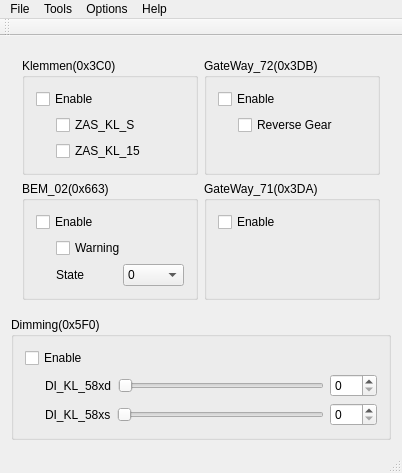
Above: main/ui/mainwindow.ui from f0ghua/ecuEmulator before the change. Below: the same form after it.
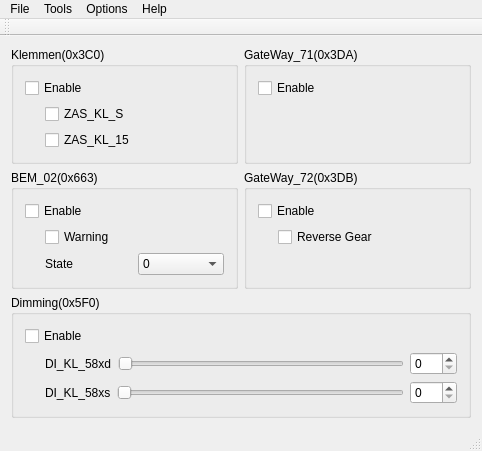
That is the form after the change.

Commit message: ! change font size

Patch:
```diff
--- a/main/ui/mainwindow.ui
+++ b/main/ui/mainwindow.ui
@@ -6,8 +6,8 @@
    <rect>
     <x>0</x>
     <y>0</y>
-    <width>402</width>
-    <height>421</height>
+    <width>482</width>
+    <height>400</height>
    </rect>
   </property>
   <property name="windowTitle">
@@ -16,9 +16,6 @@
   <widget class="QWidget" name="centralWidget">
    <layout class="QGridLayout" name="gridLayout_2">
     <item row="0" column="0">
-     <widget class="QWidget" name="widget" native="true">
-      <layout class="QGridLayout" name="gridLayout_3">
-       <item row="0" column="0">
         <widget class="QGroupBox" name="groupBox">
          <property name="title">
           <string>Klemmen(0x3C0)</string>
@@ -100,14 +97,14 @@
          </layout>
         </widget>
        </item>
-       <item row="0" column="2">
-        <widget class="QGroupBox" name="groupBox_4">
+    <item row="0" column="1">
+     <widget class="QGroupBox" name="groupBox_3">
          <property name="title">
-          <string>GateWay_72(0x3DB)</string>
-         </property>
-         <layout class="QVBoxLayout" name="verticalLayout_4">
+       <string>GateWay_71(0x3DA)</string>
+      </property>
+      <layout class="QVBoxLayout" name="verticalLayout_3">
           <item>
-           <widget class="QCheckBox" name="cbEnable0x3DB">
+        <widget class="QCheckBox" name="cbEnable0x3DA">
             <property name="sizePolicy">
              <sizepolicy hsizetype="Preferred" vsizetype="Preferred">
               <horstretch>0</horstretch>
@@ -126,34 +123,7 @@
            </widget>
           </item>
           <item>
-           <layout class="QHBoxLayout" name="horizontalLayout_6">
-            <item>
-             <spacer name="horizontalSpacer_6">
-              <property name="orientation">
-               <enum>Qt::Horizontal</enum>
-              </property>
-              <property name="sizeType">
-               <enum>QSizePolicy::Fixed</enum>
-              </property>
-              <property name="sizeHint" stdset="0">
-               <size>
-                <width>20</width>
-                <height>20</height>
-               </size>
-              </property>
-             </spacer>
-            </item>
-            <item>
-             <widget class="QCheckBox" name="cbSigBCM_Rueckfahrlicht_Anf">
-              <property name="text">
-               <string>Reverse Gear</string>
-              </property>
-             </widget>
-            </item>
-           </layout>
-          </item>
-          <item>
-           <spacer name="verticalSpacer">
+        <spacer name="verticalSpacer_2">
             <property name="orientation">
              <enum>Qt::Vertical</enum>
             </property>
@@ -294,14 +264,14 @@
          </layout>
         </widget>
        </item>
-       <item row="1" column="2">
-        <widget class="QGroupBox" name="groupBox_3">
+    <item row="1" column="1">
+     <widget class="QGroupBox" name="groupBox_4">
          <property name="title">
-          <string>GateWay_71(0x3DA)</string>
-         </property>
-         <layout class="QVBoxLayout" name="verticalLayout_3">
+       <string>GateWay_72(0x3DB)</string>
+      </property>
+      <layout class="QVBoxLayout" name="verticalLayout_4">
           <item>
-           <widget class="QCheckBox" name="cbEnable0x3DA">
+        <widget class="QCheckBox" name="cbEnable0x3DB">
             <property name="sizePolicy">
              <sizepolicy hsizetype="Preferred" vsizetype="Preferred">
               <horstretch>0</horstretch>
@@ -320,7 +290,34 @@
            </widget>
           </item>
           <item>
-           <spacer name="verticalSpacer_2">
+        <layout class="QHBoxLayout" name="horizontalLayout_6">
+         <item>
+          <spacer name="horizontalSpacer_6">
+           <property name="orientation">
+            <enum>Qt::Horizontal</enum>
+           </property>
+           <property name="sizeType">
+            <enum>QSizePolicy::Fixed</enum>
+           </property>
+           <property name="sizeHint" stdset="0">
+            <size>
+             <width>20</width>
+             <height>20</height>
+            </size>
+           </property>
+          </spacer>
+         </item>
+         <item>
+          <widget class="QCheckBox" name="cbSigBCM_Rueckfahrlicht_Anf">
+           <property name="text">
+            <string>Reverse Gear</string>
+           </property>
+          </widget>
+         </item>
+        </layout>
+       </item>
+       <item>
+        <spacer name="verticalSpacer">
             <property name="orientation">
              <enum>Qt::Vertical</enum>
             </property>
@@ -335,10 +332,7 @@
          </layout>
         </widget>
        </item>
-      </layout>
-     </widget>
-    </item>
-    <item row="1" column="0">
+    <item row="2" column="0" colspan="2">
      <widget class="QGroupBox" name="groupBox_5">
       <property name="title">
        <string>Dimming(0x5F0)</string>
@@ -461,7 +455,7 @@
     <rect>
      <x>0</x>
      <y>0</y>
-     <width>402</width>
+     <width>482</width>
      <height>17</height>
     </rect>
    </property>
```
Lines whose indentation alone changed are shown as unchanged. The commit also changes 2 other files.
